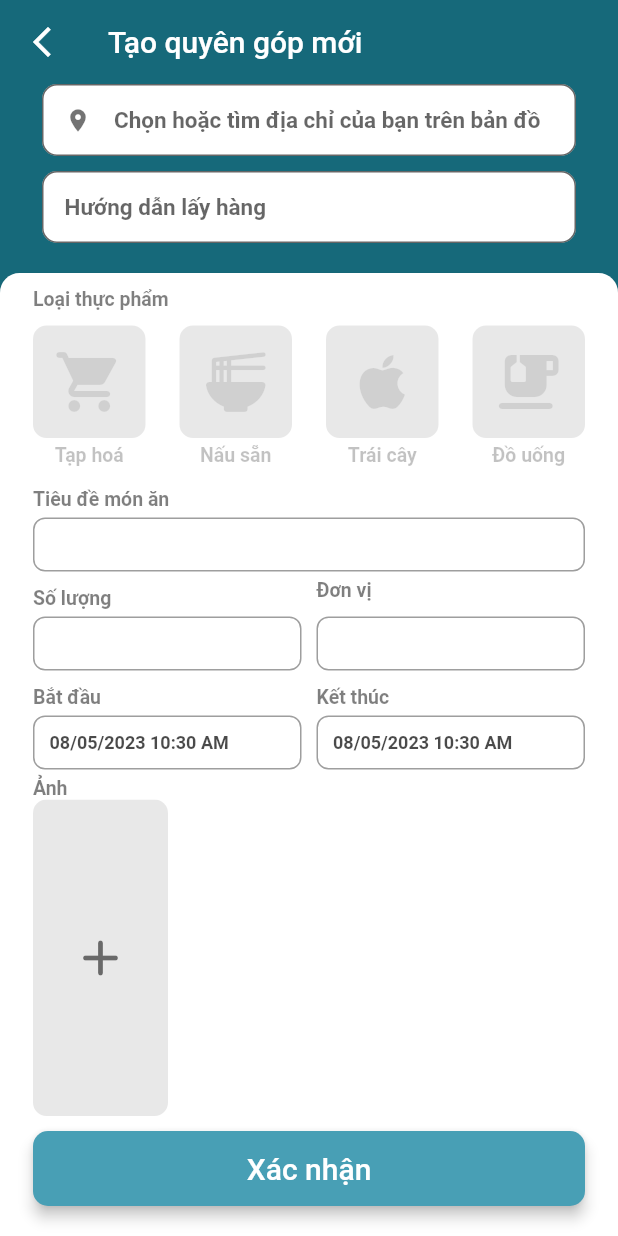
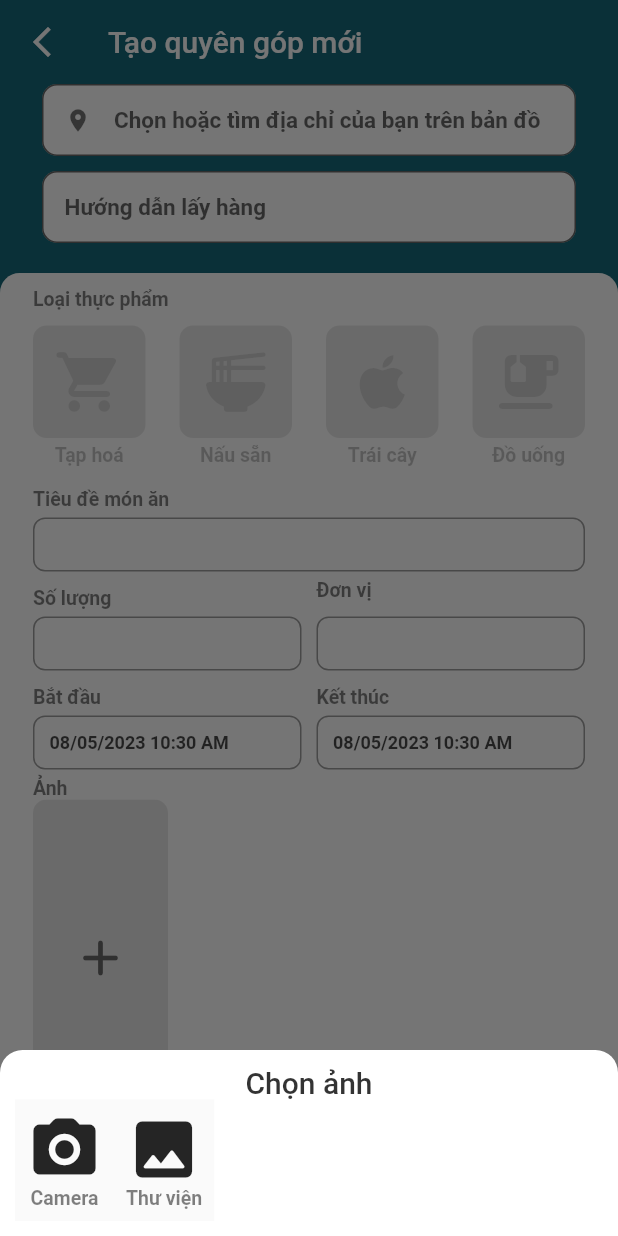
Before and after one commit to ShikamaruBH/FoodBridge, a Flutter app: the NewOrUpdateDonationScreen screen opened directly, after a tap on the "add" icon, on a phone screen of 412 x 824 dp. Run offline on Flutter 3.47's test engine with Material 2 defaults, Android fonts, the phone set to English and light mode, and no system bars; drawn by our look-alikes of flutter_form_builder; our stand-ins replace cached_network_image, carousel_slider, cloud_firestore, cloud_functions, firebase_auth, firebase_core and 11 more; missing offline and left inert: flutter_google_places, google_maps_webservice, md5_file_checksum; accounts and stored records are empty.

Commit message:
Add select image source bottom sheet when add new image

```diff
--- a/lib/controller/localizationcontroller.dart
+++ b/lib/controller/localizationcontroller.dart
@@ -22,7 +22,7 @@ class LocalizationController extends ChangeNotifier {
 
   dynamic getTranslate(String text) {
     if (!appLocalizations.containsKey(text)) {
-      return '';
+      return text;
     }
     return appLocalizations[text][locale];
   }
--- a/lib/main.dart
+++ b/lib/main.dart
@@ -1,6 +1,6 @@
 import 'package:flutter/material.dart';
 import 'package:food_bridge/controller/firebasecontroller.dart';
-import 'package:food_bridge/view/screens/login.dart';
+import 'package:food_bridge/view/screens/neworupdatedonation.dart';
 
 final navigatorKey = GlobalKey<NavigatorState>();
 
@@ -24,8 +24,8 @@ class MyApp extends StatelessWidget {
           secondary: const Color(0xff489FB5),
         ),
       ),
-      // home: const DonationDetailScreen(),
-      home: LoginScreen(),
+      home: NewOrUpdateDonationScreen(null),
+      // home: LoginScreen(),
     );
   }
 }
--- a/lib/model/localizations.dart
+++ b/lib/model/localizations.dart
@@ -240,6 +240,10 @@ Map<String, dynamic> appLocalizations = {
     "en": "Delete",
     "vi": "Xoá",
   },
+  "choose-image-text": {
+    "en": "Choose image",
+    "vi": "Chọn ảnh",
+  },
   "deleting-text": {
     "en": "Deleting...",
     "vi": "Đang xoá...",
@@ -279,6 +283,10 @@ Map<String, dynamic> appLocalizations = {
   "recipient-text": {
     "en": "Recipient",
     "vi": "Người nhận",
+  },
+  "gallery-text": {
+    "en": "Gallery",
+    "vi": "Thư viện",
   },
   "recipient-description": {
     "en": "Receive food from Donor",
--- a/lib/view/screens/neworupdatedonation.dart
+++ b/lib/view/screens/neworupdatedonation.dart
@@ -511,11 +511,11 @@ class NewOrUpdateDonationScreen extends StatelessWidget {
   }
 
   StatelessWidget getListTile(int index) {
-    if (index == 0) return NewImageButton();
+    if (index == 0) return const NewImageButton();
     index -= 1;
     if (index < donationController.images.length) {
       return ImageListTileWidget(
-        index - 1,
+        index,
         Image.file(
           File(donationController.images[index].path),
           fit: BoxFit.cover,
@@ -667,13 +667,84 @@ class ImageListTileWidget extends StatelessWidget {
 }
 
 class NewImageButton extends StatelessWidget {
-  final ImagePicker picker = ImagePicker();
-  static const int maxImg = 5;
-  NewImageButton({
+  const NewImageButton({
     super.key,
   });
 
-  void pickImage() async {
+  @override
+  Widget build(BuildContext context) {
+    return InkWell(
+      borderRadius: BorderRadius.circular(9),
+      onTap: () => showImageSourceBottomSheet(context),
+      child: Container(
+        width: 90,
+        color: ColorManagement.foodTypeCheckBoxCardBackgroundUncheck,
+        child: Icon(
+          Icons.add_rounded,
+          size: 40,
+          color: ColorManagement.descriptionColorDark,
+        ),
+      ),
+    );
+  }
+
+  Future<dynamic> showImageSourceBottomSheet(BuildContext context) {
+    return showModalBottomSheet(
+      context: context,
+      backgroundColor: Colors.transparent,
+      builder: (context) => ClipRRect(
+        borderRadius: const BorderRadius.only(
+          topLeft: Radius.circular(15),
+          topRight: Radius.circular(15),
+        ),
+        child: Container(
+          color: Colors.white,
+          child: Padding(
+            padding: const EdgeInsets.all(10),
+            child: Column(
+              mainAxisSize: MainAxisSize.min,
+              children: [
+                Row(
+                  mainAxisAlignment: MainAxisAlignment.center,
+                  children: [
+                    Text(
+                      localeController.getTranslate('choose-image-text'),
+                      style: StyleManagement.usernameTextStyle
+                          .copyWith(color: Colors.black.withOpacity(.8)),
+                    )
+                  ],
+                ),
+                Row(
+                  children: [
+                    ImageSourceButton(
+                        Icons.camera_alt_rounded, "Camera", ImageSource.camera),
+                    ImageSourceButton(Icons.image_rounded, "gallery-text",
+                        ImageSource.gallery),
+                  ],
+                )
+              ],
+            ),
+          ),
+        ),
+      ),
+    );
+  }
+}
+
+class ImageSourceButton extends StatelessWidget {
+  final IconData icon;
+  final String text;
+  final ImageSource source;
+  final ImagePicker picker = ImagePicker();
+  static const int maxImg = 5;
+  ImageSourceButton(
+    this.icon,
+    this.text,
+    this.source, {
+    super.key,
+  });
+
+  void pickImage(ImageSource source) async {
     if (donationController.images.length + donationController.urls.length >=
         maxImg) {
       Fluttertoast.showToast(
@@ -684,25 +755,43 @@ class NewImageButton extends StatelessWidget {
       );
       return;
     }
-    XFile? image = await picker.pickImage(source: ImageSource.gallery);
+    XFile? image = await picker.pickImage(source: source);
     if (image == null) return;
     donationController.addImage(image);
   }
 
   @override
   Widget build(BuildContext context) {
-    return InkWell(
-      borderRadius: BorderRadius.circular(9),
-      onTap: () => pickImage(),
-      child: Container(
-        width: 90,
-        color: ColorManagement.foodTypeCheckBoxCardBackgroundUncheck,
-        child: Icon(
-          Icons.add_rounded,
-          size: 40,
-          color: ColorManagement.descriptionColorDark,
+    return Column(
+      children: [
+        Material(
+          child: InkWell(
+            onTap: () {
+              Navigator.pop(context);
+              pickImage(source);
+            },
+            child: Padding(
+              padding: const EdgeInsets.all(8.0),
+              child: Column(children: [
+                Icon(
+                  icon,
+                  color: ColorManagement.iconColor,
+                  size: 50,
+                ),
+                Row(
+                  mainAxisAlignment: MainAxisAlignment.center,
+                  children: [
+                    Text(
+                      localeController.getTranslate(text),
+                      style: StyleManagement.newDonationFieldTitleTextStyle,
+                    )
+                  ],
+                )
+              ]),
+            ),
+          ),
         ),
-      ),
+      ],
     );
   }
 }
```
